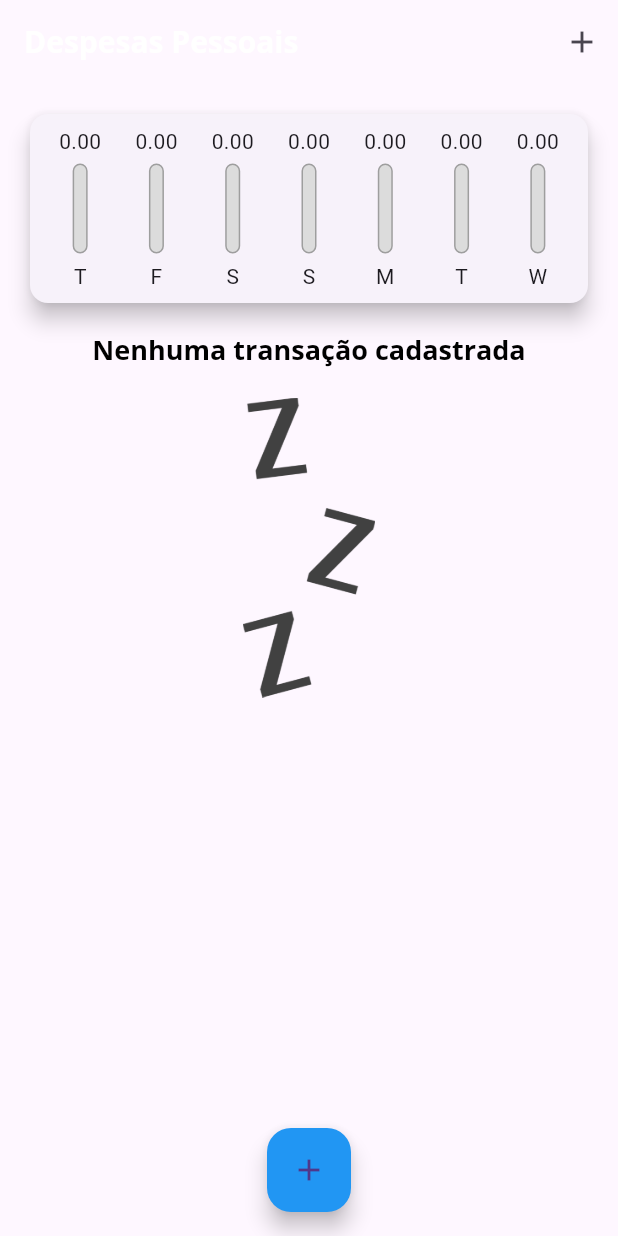
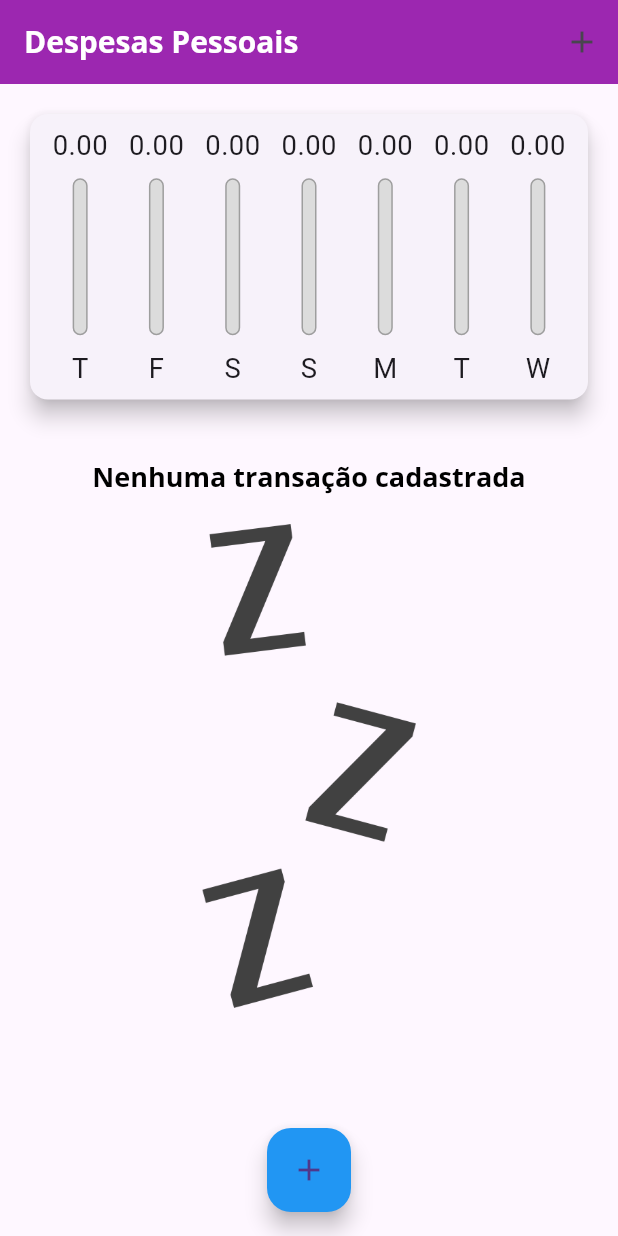
Before and after one commit to nailtonsdelima/expenses-2022, a Flutter app: the screen it shows after launch, on a phone screen of 412 x 824 dp. Run offline on Flutter 3.47's test engine with Material 3 defaults, Android fonts, the phone set to English and light mode, and no system bars.

Commit message:
Adaptações para modo landscape no celular

```diff
--- a/lib/components/chart_bar.dart
+++ b/lib/components/chart_bar.dart
@@ -1,4 +1,5 @@
 import 'package:flutter/material.dart';
+import 'package:flutter/rendering.dart';
 
 // ignore: must_be_immutable
 class ChartBar extends StatelessWidget {
@@ -15,18 +16,25 @@ class ChartBar extends StatelessWidget {
 
   @override
   Widget build(BuildContext context) {
+    var layoutBuilder = LayoutBuilder(
+      builder: (ctx, constraints) {
         return Column(
           children: [
             SizedBox(
-          height: 20,
+              // height: 20,
+              height: constraints.maxHeight * 0.15,
               child: FittedBox(
                 child: Text(value.toStringAsFixed(2)),
               ),
             ),
-        const SizedBox(height: 5),
+            SizedBox(
+              // height: 5
+              height: constraints.maxHeight * 0.05,
+            ),
             // ignore: sized_box_for_whitespace
             Container(
-          height: 60,
+              // height: 60,
+              height: constraints.maxHeight * 0.6,
               width: 10,
               child: Stack(
                 alignment: Alignment.bottomCenter,
@@ -53,9 +61,20 @@ class ChartBar extends StatelessWidget {
                 ],
               ),
             ),
-        const SizedBox(height: 5),
-        Text(label),
+            SizedBox(
+              // height: 5,
+              height: constraints.maxHeight * 0.05,
+            ),
+            Container(
+              height: constraints.maxHeight * 0.15,
+              child: FittedBox(
+                child: Text(label),
+              ),
+            ),
           ],
         );
+      },
+    );
+    return layoutBuilder;
   }
 }
--- a/lib/components/transaction_list.dart
+++ b/lib/components/transaction_list.dart
@@ -11,24 +11,31 @@ class TransactionList extends StatelessWidget {
 
   @override
   Widget build(BuildContext context) {
-    return SizedBox(
-      height: 300,
-      child: transactions.isEmpty
-          ? Column(
-              children: [
+    return transactions.isEmpty
+        ? LayoutBuilder(
+            builder: (ctx, constraints) {
+              return Column(
+                children: <Widget>[
+                  // SizedBox(height: constraints.maxHeight * 0.05),
+                  const SizedBox(height: 20),
+                  // ignore: sized_box_for_whitespace
                   Text(
                     'Nenhuma transação cadastrada',
                     style: Theme.of(context).textTheme.headline6,
                   ),
                   const SizedBox(height: 20),
+                  // SizedBox(height: constraints.maxHeight * 0.05),
                   SizedBox(
-                  height: 200,
+                    // height: 200,
+                    height: constraints.maxHeight * 0.6,
                     child: Image.asset(
                       'assets/images/waiting.png',
                       fit: BoxFit.cover,
                     ),
                   ),
                 ],
+              );
+            },
           )
         : ListView.builder(
             itemCount: transactions.length,
@@ -108,7 +115,6 @@ class TransactionList extends StatelessWidget {
               //   ),
               // );
             },
-            ),
           );
   }
 }
--- a/lib/main.dart
+++ b/lib/main.dart
@@ -1,4 +1,6 @@
 import 'dart:math';
+// import 'package:flutter/services.dart';
+
 import 'components/chart.dart';
 import 'package:expenses/components/transaction_form.dart';
 import 'components/transaction_list.dart';
@@ -15,6 +17,9 @@ class ExpensesApp extends StatelessWidget {
 
   @override
   Widget build(BuildContext context) {
+    // Comando para deixar a aplicação em apenas uma orientação.
+    // SystemChrome.setPreferredOrientations([DeviceOrientation.portraitUp]);
+
     return MaterialApp(
       home: const MyHomePage(),
       theme: tema.copyWith(
@@ -24,17 +29,20 @@ class ExpensesApp extends StatelessWidget {
           tertiary: Colors.white,
         ),
         textTheme: tema.textTheme.copyWith(
+          // ignore: deprecated_member_use
           headline6: const TextStyle(
             fontFamily: 'OpenSans',
             fontSize: 18,
             fontWeight: FontWeight.bold,
             color: Colors.black,
           ),
+          // ignore: deprecated_member_use
           button: const TextStyle(
             color: Colors.white,
           ),
         ),
         appBarTheme: const AppBarTheme(
+          backgroundColor: Colors.purple,
           titleTextStyle: TextStyle(
             fontFamily: 'OpenSans',
             fontSize: 20,
@@ -57,38 +65,8 @@ class MyHomePage extends StatefulWidget {
 }
 
 class _MyHomePageState extends State<MyHomePage> {
-  final List<Transaction> _transactions = [
-    // Transaction(
-    //   id: 't0',
-    //   title: 'Conta antiga teste',
-    //   value: 100.05,
-    //   date: DateTime.now().subtract(const Duration(days: 35)),
-    // ),
-    // Transaction(
-    //   id: 't1',
-    //   title: 'Novo tênis de corrida',
-    //   value: 310.76,
-    //   date: DateTime.now().subtract(const Duration(days: 3)),
-    // ),
-    // Transaction(
-    //   id: 't2',
-    //   title: 'Conta de luz',
-    //   value: 211.30,
-    //   date: DateTime.now().subtract(const Duration(days: 4)),
-    // ),
-    // Transaction(
-    //   id: 't3',
-    //   title: 'Conta de agua',
-    //   value: 51.70,
-    //   date: DateTime.now(),
-    // ),
-    // Transaction(
-    //   id: 't2',
-    //   title: 'Parcela do sócio',
-    //   value: 211.30,
-    //   date: DateTime.now(),
-    // ),
-  ];
+  final List<Transaction> _transactions = [];
+  bool _showChart = false;
 
   List<Transaction> get _recentTransactions {
     return _transactions.where((tr) {
@@ -130,40 +108,57 @@ class _MyHomePageState extends State<MyHomePage> {
 
   @override
   Widget build(BuildContext context) {
-    return Scaffold(
-      appBar: AppBar(
+    // Verificando se a orientação de tela atual é paisagem
+    bool isLandscape =
+        MediaQuery.of(context).orientation == Orientation.landscape;
+
+    final appBar = AppBar(
       title: const Text('Despesas Pessoais'),
+      // style: TextStyle(
+      //   fontSize: 10 * MediaQuery.of(context).textScaleFactor,
+      // )),
       actions: <Widget>[
         IconButton(
           icon: const Icon(Icons.add),
           onPressed: () => _openTransactionFormModal(context),
         )
       ],
-      ),
+    );
+
+    final availableHeight = MediaQuery.of(context).size.height -
+        appBar.preferredSize.height -
+        MediaQuery.of(context).padding.top;
+
+    return Scaffold(
+      appBar: appBar,
       body: SingleChildScrollView(
         child: Column(
           crossAxisAlignment: CrossAxisAlignment.stretch,
           children: <Widget>[
-            Chart(_recentTransactions),
-            // Container(
-            //   width: double.infinity,
-            //   child: const Card(
-            //     color: Colors.blue,
-            //     elevation: 5,
-            //     child: Text(
-            //       'Gráfico',
-            //       // textAlign: TextAlign.center,
-            //     ),
-            //   ),
-            // ),
-            TransactionList(_transactions, _removeTransaction),
-            // const TransactionUser(),
-            // Column(
-            //   children: <Widget>[
-            //     TransactionList(transactions: _transactions),
-            //     TransactionForm(_addTransaction),
-            //   ],
-            // ),
+            if (isLandscape)
+              Row(
+                mainAxisAlignment: MainAxisAlignment.center,
+                children: <Widget>[
+                  const Text('Exibir Gráfico'),
+                  Switch(
+                      value: _showChart,
+                      onChanged: (value) {
+                        setState(() {
+                          _showChart = value;
+                        });
+                      }),
+                ],
+              ),
+            if (_showChart || !isLandscape)
+              SizedBox(
+                height: availableHeight * (isLandscape ? 0.70 : 0.30),
+                child: Chart(_recentTransactions),
+              ),
+            if (!_showChart || !isLandscape)
+              SizedBox(
+                height: availableHeight * 0.70,
+                child: TransactionList(_transactions, _removeTransaction),
+              ),
           ],
         ),
       ),
```
Also changed, not shown: pubspec.lock, 5 other files. Lines whose indentation alone changed are shown as unchanged.
